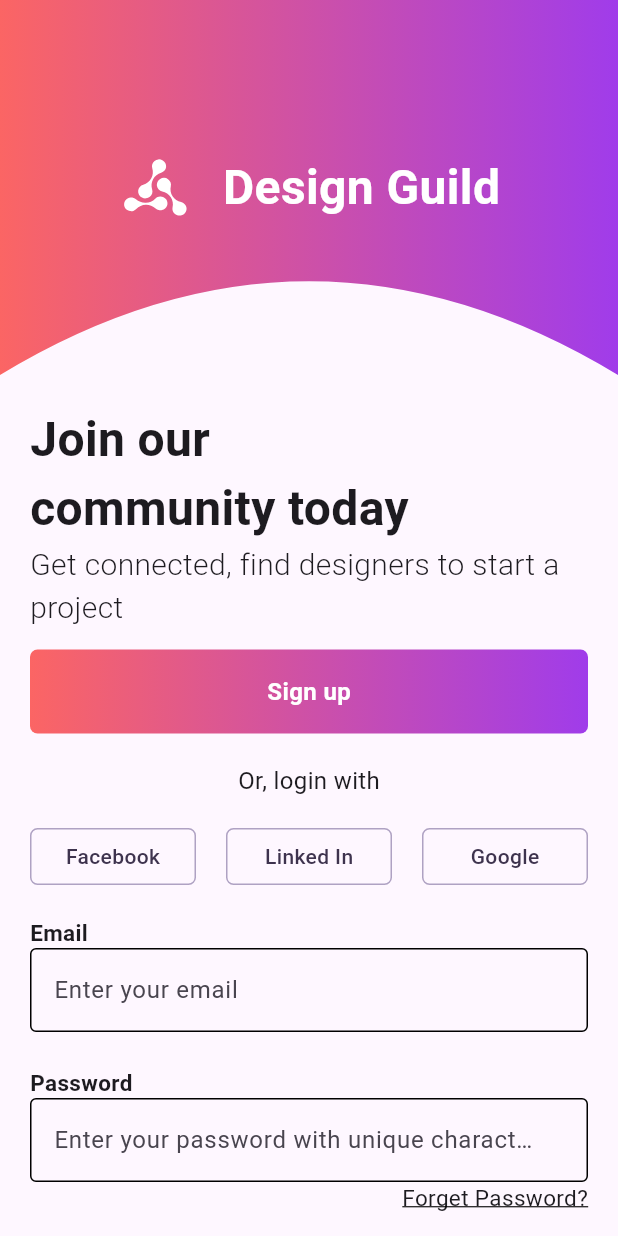
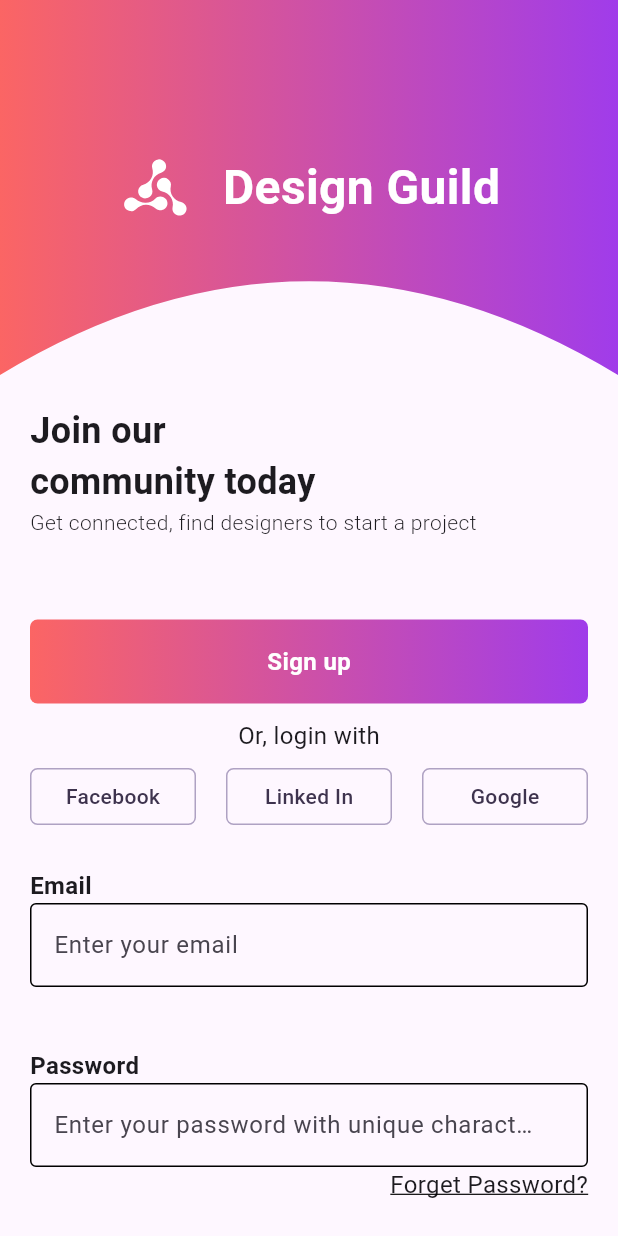
Before and after one commit to Vinillex/login_demo, a Flutter app: the screen it shows after launch, on a phone screen of 412 x 824 dp. Run offline on Flutter 3.47's test engine with Material 3 defaults, Android fonts, the phone set to English and light mode, and no system bars; drawn by our look-alikes of auto_size_text; our stand-ins replace bloc, flutter_bloc, flutter_svg, responsive_framework, shared_preferences; missing offline and left inert: encrypt; generated files the repository leaves out were written again.

Commit message:
mobile version updated

```diff
--- a/lib/login/view/tablet.dart
+++ b/lib/login/view/tablet.dart
@@ -4,10 +4,15 @@ import 'package:login_ui/login/widget/email_text_field.dart';
 import 'package:login_ui/login/widget/password_text_field.dart';
 import 'package:login_ui/login/widget/primary_button.dart';
 import 'package:login_ui/login/widget/special_mobile_header.dart';
+import 'package:responsive_framework/responsive_framework.dart';
 
 class Tablet extends StatelessWidget {
-  const Tablet(
-      {required this.emailController, required this.passwordController, required this.onTap, super.key,});
+  const Tablet({
+    required this.emailController,
+    required this.passwordController,
+    required this.onTap,
+    super.key,
+  });
   final TextEditingController emailController;
   final TextEditingController passwordController;
   final void Function() onTap;
@@ -33,11 +38,13 @@ class Tablet extends StatelessWidget {
                   height: 20,
                 ),
                 SizedBox(
-                  height: 100,
+                  height:
+                      ResponsiveBreakpoints.of(context).isMobile ? 120 : 100,
                   child: EmailTextField(controller: emailController),
                 ),
                 SizedBox(
-                  height: 100,
+                  height:
+                      ResponsiveBreakpoints.of(context).isMobile ? 120 : 100,
                   child: PasswordTextField(
                     controller: passwordController,
                   ),
--- a/lib/login/widget/auth_widget.dart
+++ b/lib/login/widget/auth_widget.dart
@@ -2,6 +2,7 @@ import 'package:auto_size_text/auto_size_text.dart';
 import 'package:flutter/widgets.dart';
 import 'package:login_ui/login/widget/primary_button.dart';
 import 'package:login_ui/login/widget/secondary_button.dart';
+import 'package:responsive_framework/responsive_framework.dart';
 
 class AuthWidget extends StatelessWidget {
   const AuthWidget({super.key});
@@ -9,24 +10,24 @@ class AuthWidget extends StatelessWidget {
   @override
   Widget build(BuildContext context) {
     return SizedBox(
-      height: 320,
+      height: ResponsiveBreakpoints.of(context).isMobile ? 280 : 320,
       child: Column(
         crossAxisAlignment: CrossAxisAlignment.start,
         mainAxisSize: MainAxisSize.min,
         children: [
-          const AutoSizeText(
+          AutoSizeText(
             'Join our \ncommunity today',
             style: TextStyle(
-              fontSize: 32,
+              fontSize: ResponsiveBreakpoints.of(context).isMobile ? 24 : 32,
               fontWeight: FontWeight.w700,
             ),
             maxLines: 2,
           ),
-          const AutoSizeText(
+          AutoSizeText(
             'Get connected, find designers to start a project',
             style: TextStyle(
               fontWeight: FontWeight.w300,
-              fontSize: 20,
+              fontSize: ResponsiveBreakpoints.of(context).isMobile ? 14 : 20,
             ),
             maxLines: 2,
           ),
@@ -35,8 +36,8 @@ class AuthWidget extends StatelessWidget {
             text: 'Sign up',
             onTap: () {},
           ),
-          const SizedBox(
-            height: 20,
+          SizedBox(
+            height: ResponsiveBreakpoints.of(context).isMobile ? 10 : 20,
           ),
           const Align(
             child: AutoSizeText(
@@ -47,8 +48,8 @@ class AuthWidget extends StatelessWidget {
               ),
             ),
           ),
-          const SizedBox(
-            height: 20,
+          SizedBox(
+            height: ResponsiveBreakpoints.of(context).isMobile ? 10 : 20,
           ),
           Row(
             children: [
```
Also changed, not shown: 6 other files.
